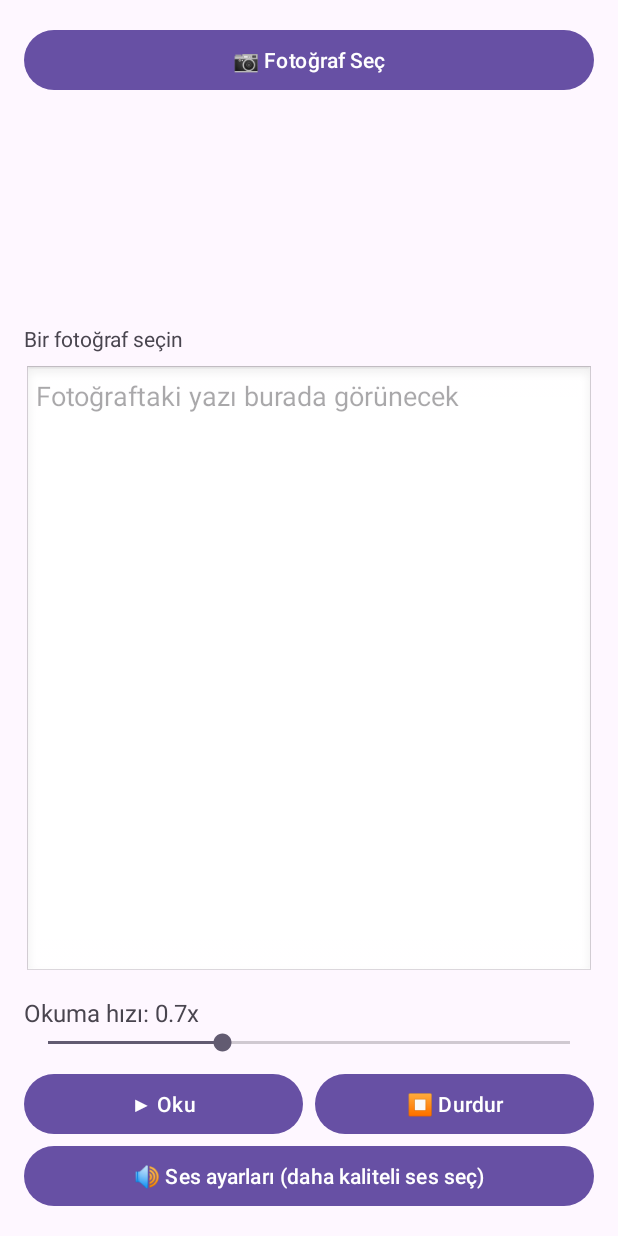
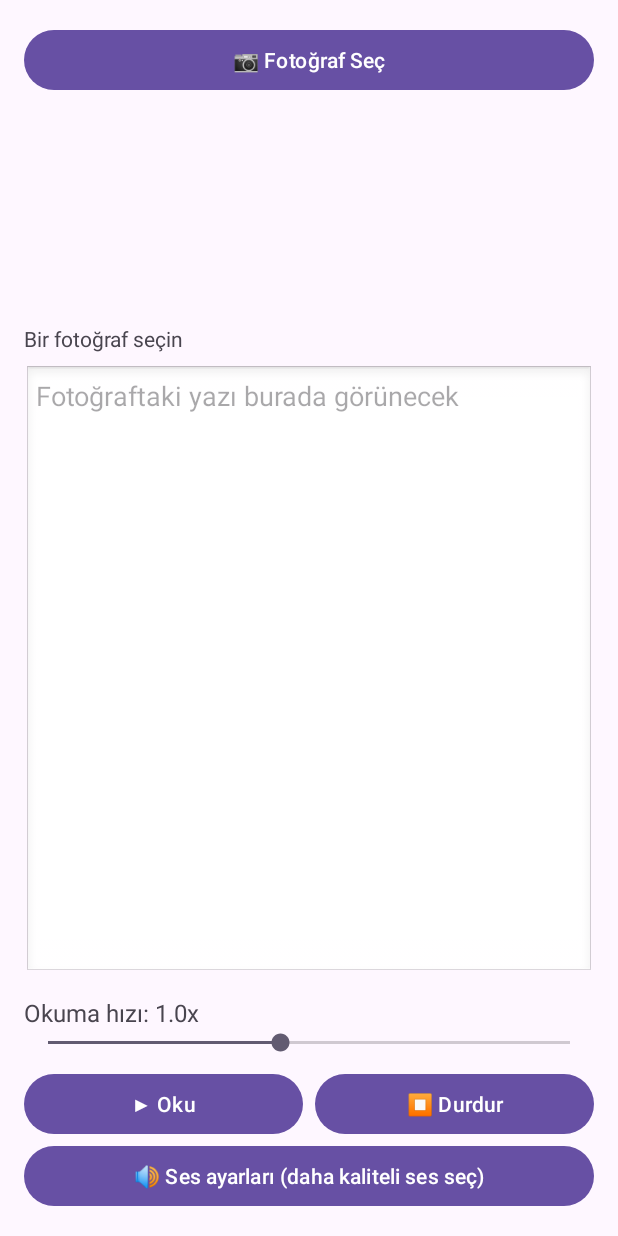
Before and after one commit to benyasinkaplan/kaplan-yapay-zeka-ses-, an Android app: the screen it shows after launch (MainActivity), on a phone screen of 412 x 824 dp. Run offline under Robolectric (Android 15) with nearby library versions, the phone set to English and light mode, and no system bars; libraries missing offline, so code that uses them is left out: com.google.mlkit.vision.

Commit message:
Update activity_main.xml

```diff
--- a/yapaz zeka ses yasir dosyalar/app/src/main/res/layout/activity_main.xml
+++ b/yapaz zeka ses yasir dosyalar/app/src/main/res/layout/activity_main.xml
@@ -53,8 +53,8 @@
         android:id="@+id/seekSpeed"
         android:layout_width="match_parent"
         android:layout_height="wrap_content"
-        android:max="15"
-        android:progress="5" />
+        android:max="18"
+        android:progress="8" />
 
     <LinearLayout
         android:layout_width="match_parent"
```
